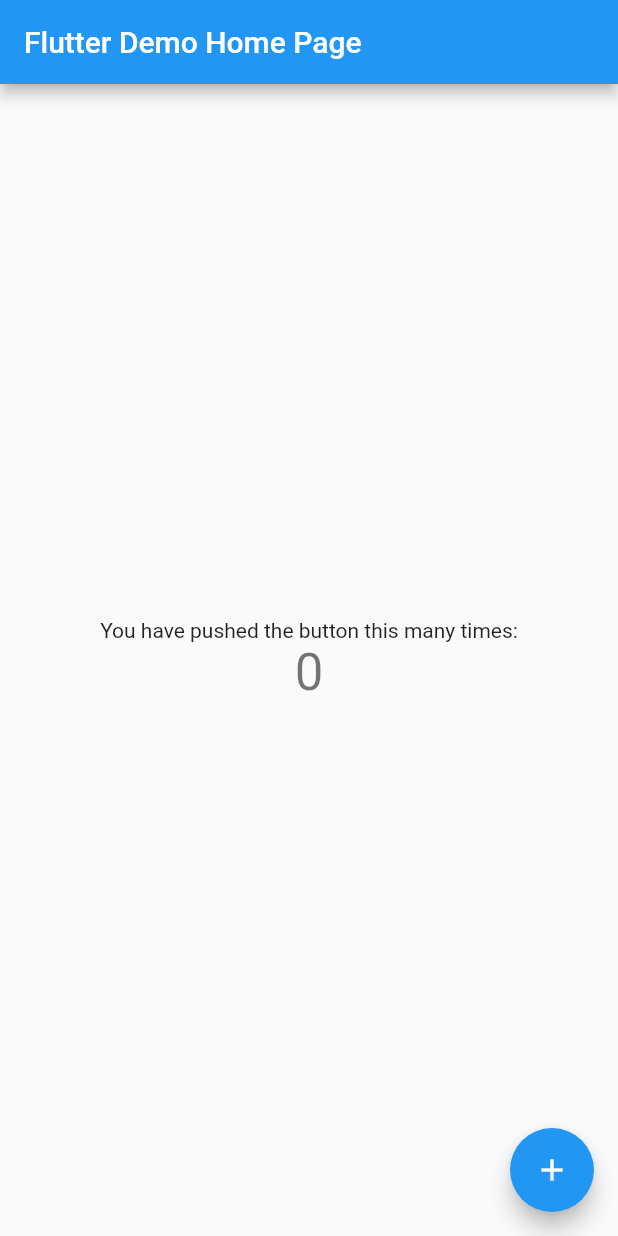
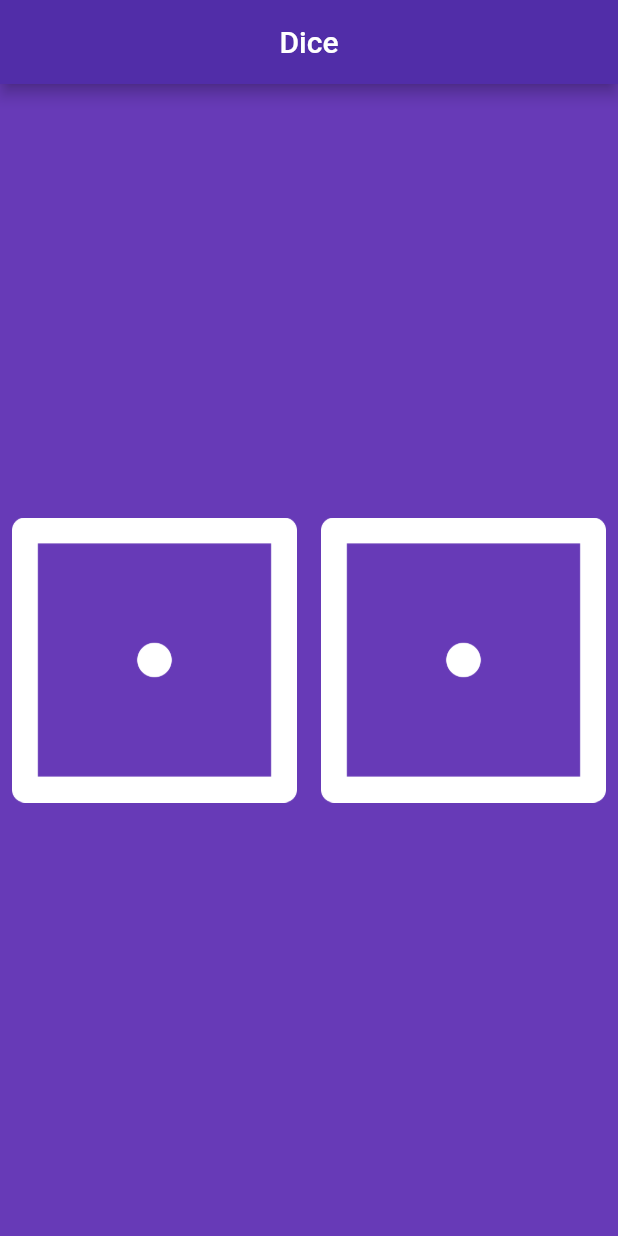
Before and after one commit to deividmarreiro/dice_flutter, a Flutter app: the screen it shows after launch, on a phone screen of 412 x 824 dp. Run offline on Flutter 3.47's test engine with Material 2 defaults, Android fonts, the phone set to English and light mode, and no system bars.

Commit message:
Roll Dice

```diff
--- a/lib/main.dart
+++ b/lib/main.dart
@@ -1,115 +1,61 @@
+import 'dart:math';
 import 'package:flutter/material.dart';
 
 void main() {
-  runApp(const MyApp());
+  runApp(MaterialApp(
+    home: Scaffold(
+      backgroundColor: const Color(0xFF673AB7),
+      appBar: AppBar(
+        backgroundColor: const Color(0xFF512DA8),
+        title: const Text('Dice'),
+        centerTitle: true,
+      ),
+      body: const DicePage(),
+    ),
+  ));
 }
 
-class MyApp extends StatelessWidget {
-  const MyApp({Key? key}) : super(key: key);
+class DicePage extends StatefulWidget {
+  const DicePage({Key? key}) : super(key: key);
 
-  // This widget is the root of your application.
   @override
-  Widget build(BuildContext context) {
-    return MaterialApp(
-      title: 'Flutter Demo',
-      theme: ThemeData(
-        // This is the theme of your application.
-        //
-        // Try running your application with "flutter run". You'll see the
-        // application has a blue toolbar. Then, without quitting the app, try
-        // changing the primarySwatch below to Colors.green and then invoke
-        // "hot reload" (press "r" in the console where you ran "flutter run",
-        // or simply save your changes to "hot reload" in a Flutter IDE).
-        // Notice that the counter didn't reset back to zero; the application
-        // is not restarted.
-        primarySwatch: Colors.blue,
-      ),
-      home: const MyHomePage(title: 'Flutter Demo Home Page'),
-    );
-  }
+  State<DicePage> createState() => _DicePageState();
 }
 
-class MyHomePage extends StatefulWidget {
-  const MyHomePage({Key? key, required this.title}) : super(key: key);
+class _DicePageState extends State<DicePage> {
+  int leftDice = 1;
+  int rightDice = 1;
 
-  // This widget is the home page of your application. It is stateful, meaning
-  // that it has a State object (defined below) that contains fields that affect
-  // how it looks.
-
-  // This class is the configuration for the state. It holds the values (in this
-  // case the title) provided by the parent (in this case the App widget) and
-  // used by the build method of the State. Fields in a Widget subclass are
-  // always marked "final".
-
-  final String title;
-
-  @override
-  State<MyHomePage> createState() => _MyHomePageState();
-}
-
-class _MyHomePageState extends State<MyHomePage> {
-  int _counter = 0;
-
-  void _incrementCounter() {
+  void rollDice() {
     setState(() {
-      // This call to setState tells the Flutter framework that something has
-      // changed in this State, which causes it to rerun the build method below
-      // so that the display can reflect the updated values. If we changed
-      // _counter without calling setState(), then the build method would not be
-      // called again, and so nothing would appear to happen.
-      _counter++;
+      leftDice = Random().nextInt(5) + 1;
+      rightDice = Random().nextInt(5) + 1;
     });
   }
 
   @override
   Widget build(BuildContext context) {
-    // This method is rerun every time setState is called, for instance as done
-    // by the _incrementCounter method above.
-    //
-    // The Flutter framework has been optimized to make rerunning build methods
-    // fast, so that you can just rebuild anything that needs updating rather
-    // than having to individually change instances of widgets.
-    return Scaffold(
-      appBar: AppBar(
-        // Here we take the value from the MyHomePage object that was created by
-        // the App.build method, and use it to set our appbar title.
-        title: Text(widget.title),
+    return Center(
+      child: Row(
+        children: [
+          Expanded(
+            child: TextButton(
+              onPressed: () {
+                rollDice();
+              },
+              child: Image.asset('images/dice$leftDice.png'),
+            ),
+          ),
+          Expanded(
+            child: TextButton(
+              onPressed: () {
+                rollDice();
+              },
+              child: Image.asset('images/dice$rightDice.png'),
+            ),
+          ),
+        ],
       ),
-      body: Center(
-        // Center is a layout widget. It takes a single child and positions it
-        // in the middle of the parent.
-        child: Column(
-          // Column is also a layout widget. It takes a list of children and
-          // arranges them vertically. By default, it sizes itself to fit its
-          // children horizontally, and tries to be as tall as its parent.
-          //
-          // Invoke "debug painting" (press "p" in the console, choose the
-          // "Toggle Debug Paint" action from the Flutter Inspector in Android
-          // Studio, or the "Toggle Debug Paint" command in Visual Studio Code)
-          // to see the wireframe for each widget.
-          //
-          // Column has various properties to control how it sizes itself and
-          // how it positions its children. Here we use mainAxisAlignment to
-          // center the children vertically; the main axis here is the vertical
-          // axis because Columns are vertical (the cross axis would be
-          // horizontal).
-          mainAxisAlignment: MainAxisAlignment.center,
-          children: <Widget>[
-            const Text(
-              'You have pushed the button this many times:',
-            ),
-            Text(
-              '$_counter',
-              style: Theme.of(context).textTheme.headline4,
-            ),
-          ],
-        ),
-      ),
-      floatingActionButton: FloatingActionButton(
-        onPressed: _incrementCounter,
-        tooltip: 'Increment',
-        child: const Icon(Icons.add),
-      ), // This trailing comma makes auto-formatting nicer for build methods.
     );
   }
 }
```
